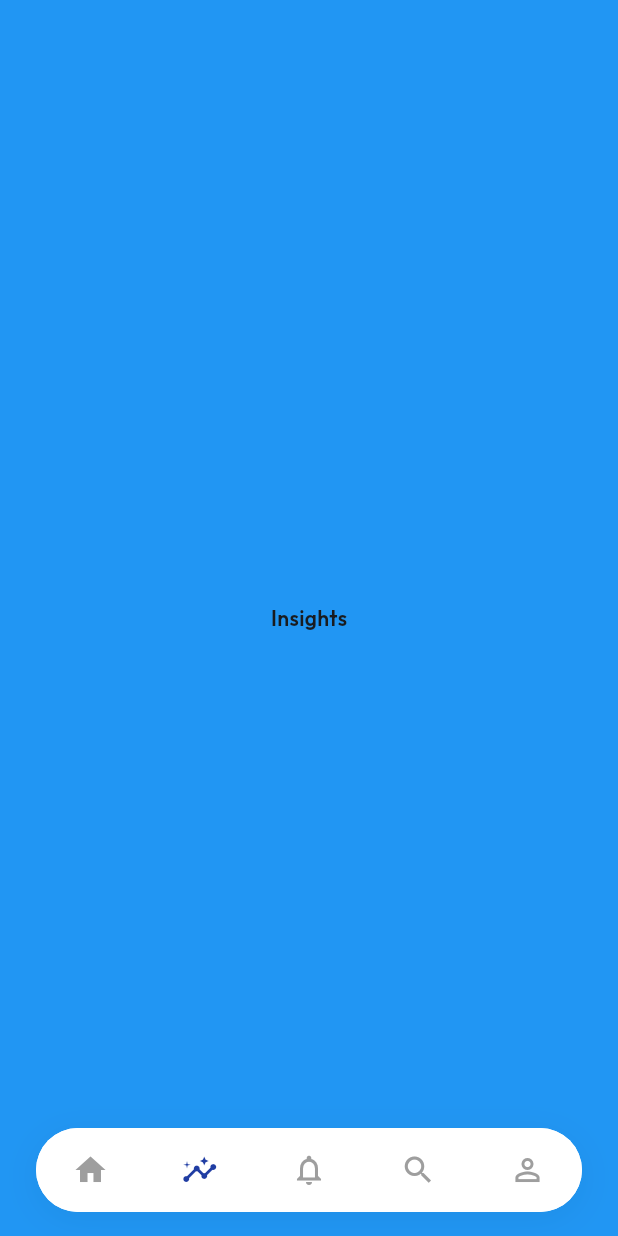
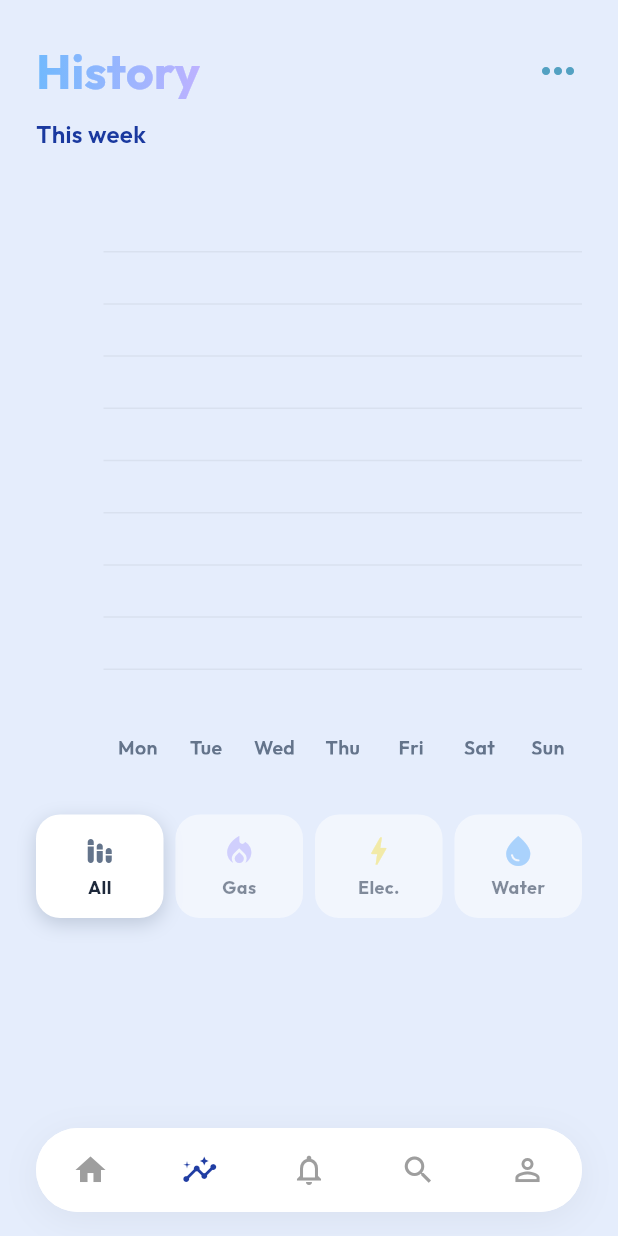
Before and after one commit to CaarlosMrtnz/HomeFlow, a Flutter app: the screen it shows after launch, item 2 of the bottom bar chosen, on a phone screen of 412 x 824 dp. Run offline on Flutter 3.47's test engine with Material 3 defaults, Android fonts, the phone set to English and light mode, and no system bars; drawn by our look-alikes of fl_chart; our stand-ins replace equatable, flutter_bloc, flutter_dotenv, supabase_flutter; accounts and stored records are empty.

Commit message:
feat(insights): implementar grafica de consumo historico conectada a datos agregados

```diff
--- /dev/null
+++ b/homeflow/lib/ui/insights/insights_screen.dart
@@ -0,0 +1,290 @@
+import 'package:flutter/material.dart';
+import 'package:flutter_bloc/flutter_bloc.dart';
+import 'package:fl_chart/fl_chart.dart';
+
+import '../../logic/dashboard/dashboard_bloc.dart';
+import '../../core/models/reading.dart';
+
+class InsightsScreen extends StatefulWidget {
+  const InsightsScreen({super.key});
+
+  @override
+  State<InsightsScreen> createState() => _InsightsScreenState();
+}
+
+class _InsightsScreenState extends State<InsightsScreen> {
+  // 0 = General, 1 = Luz, 2 = Agua, 3 = Gas
+  int _selectedFilter = 0;
+
+  List<double> _getWeeklyData(List<dynamic> summaryData, int supplyId) {
+    final List<double> weeklyTotals = List.filled(7, 0.0);
+
+    for (var row in summaryData) {
+      if (row['supply_type_id'] == supplyId) {
+        int index = row['day_index'] as int;
+        weeklyTotals[index] = (row['total_value'] as num).toDouble();
+      }
+    }
+    return weeklyTotals;
+  }
+
+  @override
+  Widget build(BuildContext context) {
+    return Scaffold(
+      backgroundColor: const Color(0xFFE5EDFC),
+      body: SafeArea(
+        child: BlocBuilder<DashboardBloc, DashboardState>(
+          builder: (context, state) {
+            if (state is DashboardInitial || state is DashboardLoading) {
+              return const Center(child: CircularProgressIndicator(color: Color(0xFF203DA3)));
+            }
+
+            if (state is DashboardLoaded) {
+              final elecData = _getWeeklyData(state.weeklySummary, 1);
+              final waterData = _getWeeklyData(state.weeklySummary, 2);
+              final gasData = _getWeeklyData(state.weeklySummary, 3);
+
+              return Padding(
+                padding: const EdgeInsets.all(24.0),
+                child: Column(
+                  crossAxisAlignment: CrossAxisAlignment.start,
+                  children: [
+                    Row(
+                      mainAxisAlignment: MainAxisAlignment.spaceBetween,
+                      children: [
+                      ShaderMask(
+                        blendMode: BlendMode.srcIn,
+                        shaderCallback: (Rect bounds) {
+                          return const LinearGradient(
+                            begin: Alignment.centerLeft,
+                            end: Alignment.centerRight,
+                            colors: [
+                              Color(0xFF71B9FD),
+                              Color(0xFFBDB2FF),
+                            ],
+                          ).createShader(bounds);
+                        },
+                        child: const Text(
+                          'History',
+                          style: TextStyle(
+                            fontSize: 32,
+                            fontWeight: FontWeight.w700,
+                            color: Colors.white,
+                          ),
+                        ),
+                      ),
+                        Icon(Icons.more_horiz, color: Color(0xFF53A1C2), size: 32),
+                      ],
+                    ),
+                    const SizedBox(height: 8),
+                    const Text(
+                      'This week',
+                      style: TextStyle(fontSize: 16, fontWeight: FontWeight.w600, color: Color(0xFF1A399F)),
+                    ),
+                    const SizedBox(height: 32),
+
+                    // Gráfica
+                    Expanded(
+                      child: _buildBarChart(elecData, waterData, gasData),
+                    ),
+                    const SizedBox(height: 40),
+
+                    // Fila de 4 Botones (General + Suministros)
+                    Row(
+                      children: [
+                        Expanded(
+                          child: _buildFilterButton(
+                            id: 0,
+                            title: 'All',
+                            icon: Icons.stacked_bar_chart_rounded,
+                            color: const Color(0xFF64748B),
+                          ),
+                        ),
+                        const SizedBox(width: 8),
+                        Expanded(
+                          child: _buildFilterButton(
+                            id: 3,
+                            title: 'Gas',
+                            icon: Icons.local_fire_department,
+                            color: const Color(0xFFBDB2FF),
+                          ),
+                        ),
+                        const SizedBox(width: 8),
+                        Expanded(
+                          child: _buildFilterButton(
+                            id: 1,
+                            title: 'Elec.',
+                            icon: Icons.bolt,
+                            color: const Color(0xFFFFE957),
+                          ),
+                        ),
+                        const SizedBox(width: 8),
+                        Expanded(
+                          child: _buildFilterButton(
+                            id: 2,
+                            title: 'Water',
+                            icon: Icons.water_drop,
+                            color: const Color(0xFF71B9FD),
+                          ),
+                        ),
+                      ],
+                    ),
+                    const SizedBox(height: 100),
+                  ],
+                ),
+              );
+            }
+            return const SizedBox.shrink();
+          },
+        ),
+      ),
+    );
+  }
+
+  Widget _buildBarChart(List<double> elecData, List<double> waterData, List<double> gasData) {
+    return BarChart(
+      BarChartData(
+        alignment: BarChartAlignment.spaceAround,
+        borderData: FlBorderData(show: false),
+        gridData: FlGridData(
+          show: true,
+          drawVerticalLine: false,
+          getDrawingHorizontalLine: (value) => FlLine(color: Colors.black.withOpacity(0.05), strokeWidth: 1),
+        ),
+        titlesData: FlTitlesData(
+          show: true,
+          rightTitles: AxisTitles(sideTitles: SideTitles(showTitles: false)),
+          topTitles: AxisTitles(sideTitles: SideTitles(showTitles: false)),
+
+          // Eje y dinámico
+          leftTitles: AxisTitles(
+            sideTitles: SideTitles(
+              showTitles: true,
+              reservedSize: 45, // Ancho reservado para que quepan las letras
+              getTitlesWidget: (value, meta) {
+                // Si el valor es 0, no mostramos texto para mantener limpio el origen
+                if (value == 0) return const SizedBox.shrink();
+
+                // Si fl_chart manda un número con decimales (ej. 10.5), lo ignoramos
+                if (value % 1 != 0) return const SizedBox.shrink();
+
+                String text = value.toInt().toString();
+
+                // La unidad se añade solo si hay un filtro específico activo
+                if (_selectedFilter == 1) text += ' kWh';
+                if (_selectedFilter == 2) text += ' L';
+                if (_selectedFilter == 3) text += ' m³';
+
+                return Padding(
+                  padding: const EdgeInsets.only(right: 8.0),
+                  child: Text(
+                    text,
+                    style: const TextStyle(color: Color(0xFF64748B), fontSize: 11, fontWeight: FontWeight.w600),
+                    textAlign: TextAlign.right,
+                  ),
+                );
+              },
+            ),
+          ),
+
+          bottomTitles: AxisTitles(
+            sideTitles: SideTitles(
+              showTitles: true,
+              getTitlesWidget: (double value, TitleMeta meta) {
+                const days = ['Mon', 'Tue', 'Wed', 'Thu', 'Fri', 'Sat', 'Sun'];
+                return Padding(
+                  padding: const EdgeInsets.only(top: 8.0),
+                  child: Text(
+                    days[value.toInt()],
+                    style: const TextStyle(color: Color(0xFF64748B), fontWeight: FontWeight.w600, fontSize: 13),
+                  ),
+                );
+              },
+            ),
+          ),
+        ),
+        barGroups: List.generate(7, (index) {
+          final gas = gasData[index];
+          final elec = elecData[index];
+          final water = waterData[index];
+
+          List<BarChartRodStackItem> stackItems = [];
+          double totalHeight = 0;
+
+          if (_selectedFilter == 0 || _selectedFilter == 3) {
+            stackItems.add(BarChartRodStackItem(0, gas, const Color(0xFFBDB2FF)));
+            totalHeight += gas;
+          }
+          if (_selectedFilter == 0 || _selectedFilter == 1) {
+            final start = totalHeight;
+            stackItems.add(BarChartRodStackItem(start, start + elec, const Color(0xFFFFE957)));
+            totalHeight += elec;
+          }
+          if (_selectedFilter == 0 || _selectedFilter == 2) {
+            final start = totalHeight;
+            stackItems.add(BarChartRodStackItem(start, start + water, const Color(0xFF71B9FD)));
+            totalHeight += water;
+          }
+
+          return BarChartGroupData(
+            x: index,
+            barRods: [
+              BarChartRodData(
+                toY: totalHeight > 0 ? totalHeight : 0.1,
+                width: 18,
+                rodStackItems: stackItems,
+                borderRadius: BorderRadius.circular(6),
+                color: Colors.transparent,
+              )
+            ],
+          );
+        }),
+      ),
+    );
+  }
+
+  Widget _buildFilterButton({
+    required int id,
+    required String title,
+    required IconData icon,
+    required Color color,
+  }) {
+    final isSelected = _selectedFilter == id;
+
+    return GestureDetector(
+      onTap: () {
+        setState(() {
+          _selectedFilter = id;
+        });
+      },
+      child: AnimatedOpacity(
+        duration: const Duration(milliseconds: 300),
+        opacity: isSelected ? 1.0 : 0.5,
+        child: Container(
+          padding: const EdgeInsets.symmetric(vertical: 12),
+          decoration: BoxDecoration(
+            color: Colors.white,
+            borderRadius: BorderRadius.circular(16),
+            boxShadow: [
+              if (isSelected)
+                BoxShadow(color: color.withOpacity(0.3), blurRadius: 10, offset: const Offset(0, 4)),
+            ],
+          ),
+          child: Column(
+            mainAxisSize: MainAxisSize.min,
+            children: [
+              Icon(icon, color: color, size: 24),
+              const SizedBox(height: 4),
+              Text(
+                title,
+                style: const TextStyle(fontWeight: FontWeight.w700, fontSize: 12, color: Color(0xFF1E293B)),
+                maxLines: 1,
+                overflow: TextOverflow.ellipsis,
+              ),
+            ],
+          ),
+        ),
+      ),
+    );
+  }
+}
--- a/homeflow/lib/ui/main/main_scaffold.dart
+++ b/homeflow/lib/ui/main/main_scaffold.dart
@@ -1,6 +1,7 @@
 import 'package:flutter/material.dart';
 import 'package:homeflow/ui/alerts/notification_screen.dart';
 import 'package:homeflow/ui/dashboard/dashboard_screen.dart';
+import 'package:homeflow/ui/insights/insights_screen.dart';
 
 class MainScaffold extends StatefulWidget {
   const MainScaffold({super.key});
@@ -15,7 +16,7 @@ class _MainScaffoldState extends State<MainScaffold> {
   // Contenedores temporales
   final List<Widget> _screens = [
     const DashboardScreen(),
-    Container(color: Colors.blue, child: const Center(child: Text('Insights'))),
+    const InsightsScreen(),
     const NotificationsScreen(),
     Container(color: Colors.orange, child: const Center(child: Text('Search'))),
     Container(color: Colors.purple, child: const Center(child: Text('Account'))),
```
